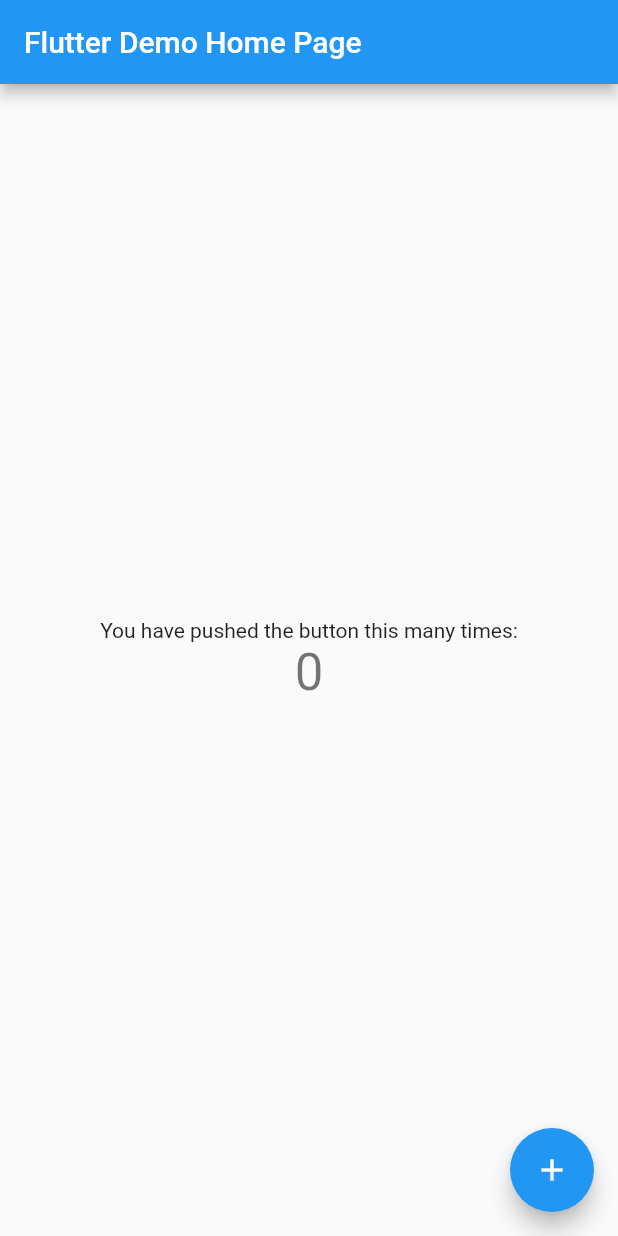
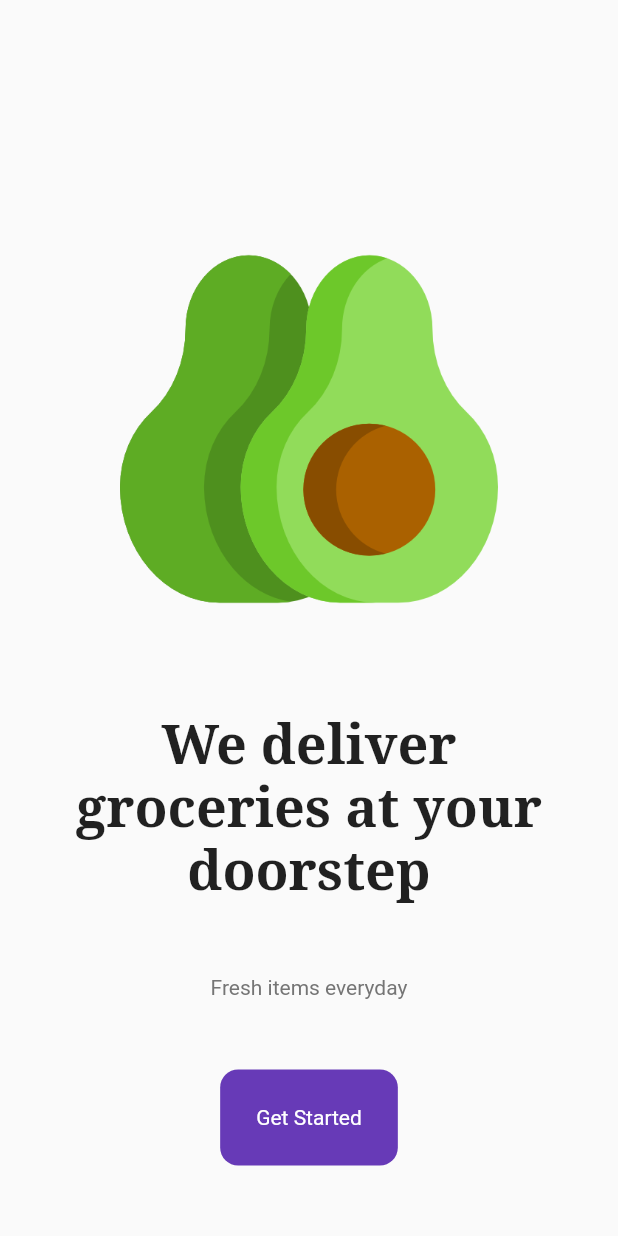
Before and after one commit to vipinsaini0/GroceryShop-Flutter, a Flutter app: the screen it shows after launch, on a phone screen of 412 x 824 dp. Run offline on Flutter 3.47's test engine with Material 2 defaults, Android fonts, the phone set to English and light mode, and no system bars; our stand-ins replace google_fonts.

Commit message:
Final commit

```diff
--- a/lib/main.dart
+++ b/lib/main.dart
@@ -1,4 +1,9 @@
+// ignore_for_file: prefer_const_constructors
+
 import 'package:flutter/material.dart';
+import 'package:grocery_shop/model/cart_model.dart';
+import 'package:grocery_shop/pages/intro_pages.dart';
+import 'package:provider/provider.dart';
 
 void main() {
   runApp(const MyApp());
@@ -9,75 +14,11 @@ class MyApp extends StatelessWidget {
 
   @override
   Widget build(BuildContext context) {
-    return MaterialApp(
-      title: 'Flutter Demo',
-      theme: ThemeData(
-        primarySwatch: Colors.blue,
-      ),
-      home: const MyHomePage(title: 'Flutter Demo Home Page'),
-    );
+    return ChangeNotifierProvider(
+        create: (context) => CartModel(),
+        child: const MaterialApp(
+          debugShowCheckedModeBanner: false,
+          home: IntroPage(),
+        ));
   }
 }
-
-class MyHomePage extends StatefulWidget {
-  const MyHomePage({super.key, required this.title});
-
-  final String title;
-
-  @override
-  State<MyHomePage> createState() => _MyHomePageState();
-}
-
-class _MyHomePageState extends State<MyHomePage> {
-  int _counter = 0;
-
-  void _incrementCounter() {
-    setState(() {
-      _counter++;
-    });
-  }
-
-  @override
-  Widget build(BuildContext context) {
-    return Scaffold(
-      appBar: AppBar(
-        title: Text(widget.title),
-      ),
-      body: Center(
-        // Center is a layout widget. It takes a single child and positions it
-        // in the middle of the parent.
-        child: Column(
-          // Column is also a layout widget. It takes a list of children and
-          // arranges them vertically. By default, it sizes itself to fit its
-          // children horizontally, and tries to be as tall as its parent.
-          //
-          // Invoke "debug painting" (press "p" in the console, choose the
-          // "Toggle Debug Paint" action from the Flutter Inspector in Android
-          // Studio, or the "Toggle Debug Paint" command in Visual Studio Code)
-          // to see the wireframe for each widget.
-          //
-          // Column has various properties to control how it sizes itself and
-          // how it positions its children. Here we use mainAxisAlignment to
-          // center the children vertically; the main axis here is the vertical
-          // axis because Columns are vertical (the cross axis would be
-          // horizontal).
-          mainAxisAlignment: MainAxisAlignment.center,
-          children: <Widget>[
-            const Text(
-              'You have pushed the button this many times:',
-            ),
-            Text(
-              '$_counter',
-              style: Theme.of(context).textTheme.headlineMedium,
-            ),
-          ],
-        ),
-      ),
-      floatingActionButton: FloatingActionButton(
-        onPressed: _incrementCounter,
-        tooltip: 'Increment',
-        child: const Icon(Icons.add),
-      ), // This trailing comma makes auto-formatting nicer for build methods.
-    );
-  }
-}
--- /dev/null
+++ b/lib/model/cart_model.dart
@@ -0,0 +1,43 @@
+import 'package:flutter/material.dart';
+
+class CartModel extends ChangeNotifier {
+  // list of items on sale
+  final List _shopItem = [
+    ["Avocado", "4.00", "lib/images/avocado.png", Colors.green],
+    ["Banana", "2.50", "lib/images/banana.png", Colors.yellow],
+    ["Chicken", "12.80", "lib/images/chicken.png", Colors.brown],
+    ["Water", "1.00", "lib/images/water.png", Colors.blue],
+    ["Avocado", "4.00", "lib/images/avocado.png", Colors.purple],
+    ["Banana", "2.50", "lib/images/banana.png", Colors.lightGreen],
+    ["Chicken", "12.80", "lib/images/chicken.png", Colors.orange],
+    ["Water", "1.00", "lib/images/water.png", Colors.lightBlue],
+  ];
+
+// list of cart items
+
+  List _cartItems = [];
+
+  get shopItem => _shopItem;
+  get cartItems => _cartItems;
+
+  // add item to cart
+  void addItemToCart(int index) {
+    _cartItems.add(_shopItem[index]);
+    notifyListeners();
+  }
+
+  // remove item from cart
+  void removeItemFromCart(int index) {
+    _cartItems.removeAt(index);
+    notifyListeners();
+  }
+
+  // calculate total price
+  String calculateTotal() {
+    double totalPrice = 0;
+    for (int i = 0; i < _cartItems.length; i++) {
+      totalPrice += double.parse(_cartItems[i][1]);
+    }
+    return totalPrice.toStringAsFixed(2);
+  }
+}
--- /dev/null
+++ b/lib/pages/intro_pages.dart
@@ -0,0 +1,76 @@
+// ignore_for_file: implementation_imports, prefer_const_constructors, duplicate_ignore, unnecessary_const, unnecessary_import
+
+import 'package:flutter/material.dart';
+import 'package:flutter/src/widgets/framework.dart';
+import 'package:google_fonts/google_fonts.dart';
+import 'package:grocery_shop/pages/home_page.dart';
+
+class IntroPage extends StatelessWidget {
+  const IntroPage({super.key});
+
+  @override
+  Widget build(BuildContext context) {
+    return Scaffold(
+      body: Column(
+        children: [
+          // logo
+          Padding(
+            padding: const EdgeInsets.only(
+                left: 80, right: 80, bottom: 40, top: 160),
+            child: Image.asset("lib/images/avocado.png"),
+          ),
+
+          // wedeliver groceries at your doorstep
+          // ignore: prefer_const_constructors
+          Padding(
+            padding: const EdgeInsets.all(24.0),
+            child: Text(
+              "We deliver groceries at your doorstep",
+              textAlign: TextAlign.center,
+              style: GoogleFonts.notoSerif(
+                fontSize: 36,
+                fontWeight: FontWeight.bold,
+              ),
+            ),
+          ),
+
+          const SizedBox(
+            height: 24,
+          ),
+
+          // fresh items everyday
+          // ignore: prefer_const_constructors
+          Text(
+            "Fresh items everyday",
+            style: TextStyle(color: Colors.grey[600]),
+          ),
+
+          const Spacer(),
+
+          // get started button
+          GestureDetector(
+            onTap: () => Navigator.pushReplacement(context,
+                MaterialPageRoute(builder: (context) {
+              return HomePage();
+            })),
+            child: Container(
+              // ignore: prefer_const_constructors
+              decoration: BoxDecoration(
+                color: Colors.deepPurple,
+                borderRadius: BorderRadius.circular(12),
+              ),
+
+              padding: const EdgeInsets.all(24),
+
+              child: const Text(
+                "Get Started",
+                style: TextStyle(color: Colors.white),
+              ),
+            ),
+          ),
+          const Spacer(),
+        ],
+      ),
+    );
+  }
+}
--- a/pubspec.yaml
+++ b/pubspec.yaml
@@ -35,6 +35,8 @@ dependencies:
   # The following adds the Cupertino Icons font to your application.
   # Use with the CupertinoIcons class for iOS style icons.
   cupertino_icons: ^1.0.2
+  google_fonts: 2.1.0
+  provider:
 
 dev_dependencies:
   flutter_test:
@@ -59,7 +61,8 @@ flutter:
   uses-material-design: true
 
   # To add assets to your application, add an assets section, like this:
-  # assets:
+  assets:
+    - lib/images/
   #   - images/a_dot_burr.jpeg
   #   - images/a_dot_ham.jpeg
 
```
Also changed, not shown: lib/componants/grocery_item_tile.dart (added, +55 -0 lines), lib/pages/cart_page.dart (added, +141 -0 lines), lib/pages/home_page.dart (added, +104 -0 lines), lib/images/avocado.png (added), lib/images/banana.png (added), lib/images/chicken.png (added), lib/images/water.png (added), pubspec.lock, 71 other files.
